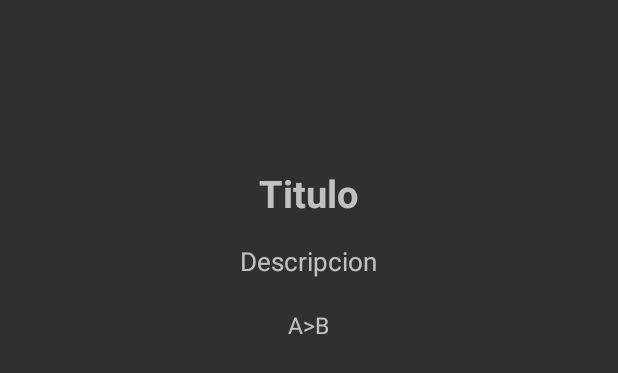
After one commit to edaxam/StartSession, an Android app: the layout content_slide.xml on its own in the app's theme, with its tools: preview values and no code run, on a phone screen of 412 x 824 dp. The commit adds this screen. Shown: the top 373 px of the screen. Run offline under Robolectric (Android 15) with nearby library versions, the phone set to English and light mode, and no system bars.

Commit message:
Activity de Instrucciones

```diff
--- /dev/null
+++ b/app/src/main/res/layout/content_slide.xml
@@ -0,0 +1,43 @@
+<?xml version="1.0" encoding="utf-8"?>
+<LinearLayout xmlns:android="http://schemas.android.com/apk/res/android"
+    xmlns:app="http://schemas.android.com/apk/res-auto"
+    android:id="@+id/slidelinearlayout"
+    android:orientation="vertical"
+    android:layout_width="match_parent"
+    android:layout_height="match_parent"
+    android:gravity="center">
+
+    <TextView
+        android:id="@+id/titulo"
+        android:layout_width="wrap_content"
+        android:layout_height="wrap_content"
+        android:text="Titulo"
+        android:textSize="25sp"
+        android:textStyle="bold"
+        android:layout_marginTop="-100dp"/>
+
+    <TextView
+        android:layout_width="wrap_content"
+        android:layout_height="wrap_content"
+        android:text="Descripcion"
+        android:textAlignment="center"
+        android:textSize="17sp"
+        android:layout_marginBottom="20dp"
+        android:layout_marginTop="@dimen/activity_vertical_margin"
+        android:id="@+id/txtdescipcion"/>
+
+    <TextView
+        android:layout_width="wrap_content"
+        android:layout_height="wrap_content"
+        android:text="A>B"
+        android:textAlignment="center"
+        android:textSize="15sp"
+        android:layout_marginBottom="20dp"
+        android:id="@+id/txtruta"/>
+
+    <ImageView
+        android:id="@+id/imagen"
+        android:layout_width="300dp"
+        android:layout_height="300dp"/>
+
+</LinearLayout>
--- a/app/src/main/res/values/colors.xml
+++ b/app/src/main/res/values/colors.xml
@@ -3,7 +3,7 @@
     <color name="colorAccentDark">#581FD5</color>
     <color name="colorPrimary">#303030</color>
     <color name="colorPrimaryDark">#212121</color>
-    <color name="colorAccent">#C94F9F</color>
+    <color name="colorAccent">#FF79D1</color>
     <color name="colorWhite">#FFFFFF</color>
     <color name="colorLetter">#F15ABD</color>
 
@@ -14,4 +14,10 @@
     <color name="colorGreen">#00bfa5</color>
     <color name="colorPink">#C94F9F</color>
 
+
+    <!-- DOTS -->
+    <color name="active_dots">#FF79D1</color>
+    <color name="inactive_dots">#83878b</color>
+    <color name="white">#fff</color>
+
 </resources>
```
Also changed, not shown: app/src/main/AndroidManifest.xml (+37 -31 lines), app/src/main/java/com/example/startsession/InstructionsActivity.java (added, +155 -0 lines), app/src/main/java/com/example/startsession/ui/main/SliderAdapter.java (added, +89 -0 lines), app/src/main/res/drawable/active_dots.xml (added, +8 -0 lines), app/src/main/res/drawable/default_dots.xml (added, +8 -0 lines), app/src/main/res/layout/activity_instructions.xml (added, +60 -0 lines).
